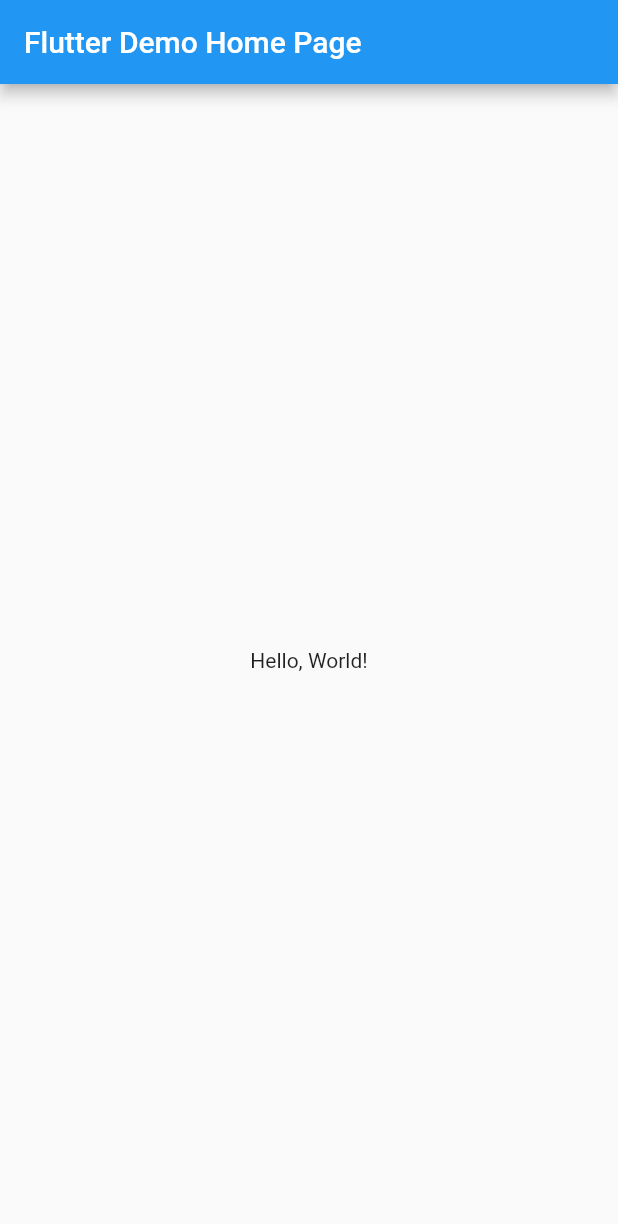
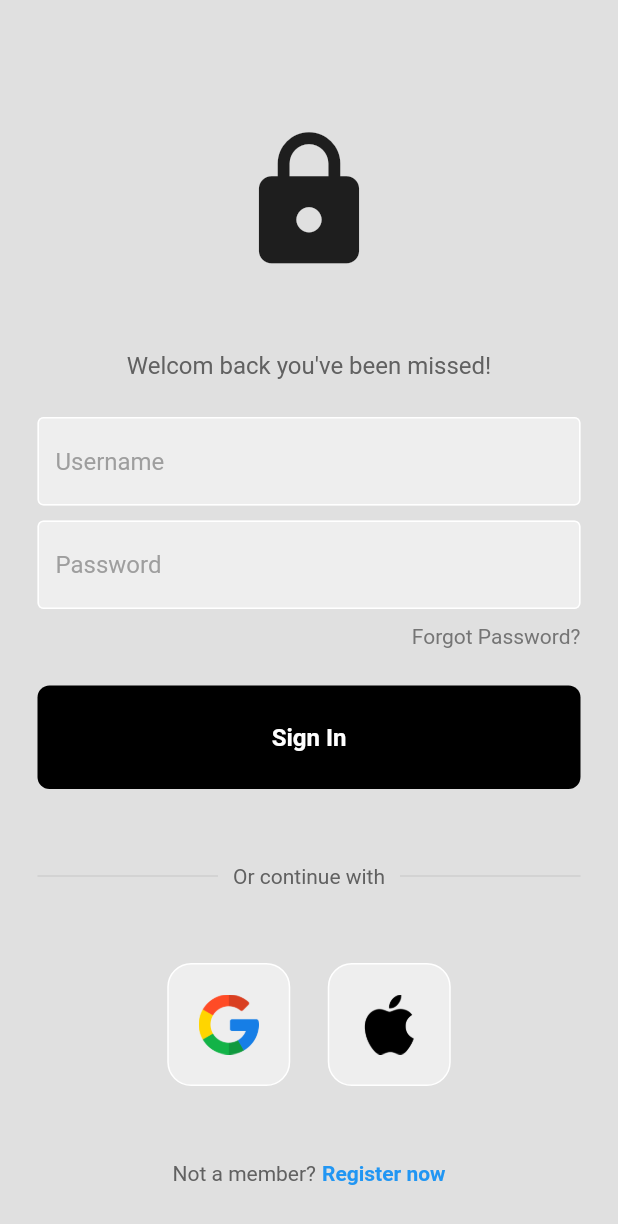
Before and after one commit to tsjeon/firebase_login_app, a Flutter app: the screen it shows after launch, on a phone screen of 412 x 824 dp. Shown: the top 1224 px of the screen. Run offline on Flutter 3.47's test engine with Material 2 defaults, Android fonts, the phone set to English and light mode, and no system bars.

Commit message:
first commit

```diff
--- /dev/null
+++ b/lib/components/my_button.dart
@@ -0,0 +1,32 @@
+import 'package:flutter/material.dart';
+
+class MyButton extends StatelessWidget {
+  final Function()? onTap;
+
+  const MyButton({super.key, required this.onTap});
+
+  @override
+  Widget build(BuildContext context) {
+    return GestureDetector(
+      // onTap: ,
+      child: Container(
+        padding: const EdgeInsets.all(25),
+        margin: const EdgeInsets.symmetric(horizontal: 25),
+        decoration: BoxDecoration(
+          color: Colors.black,
+          borderRadius: BorderRadius.circular(8),
+        ),
+        child: const Center(
+          child: Text(
+            "Sign In",
+            style: TextStyle(
+              color: Colors.white,
+              fontWeight: FontWeight.bold,
+              fontSize: 16,
+            ),
+          ),
+        ),
+      ),
+    );
+  }
+}
--- /dev/null
+++ b/lib/components/my_textfield.dart
@@ -0,0 +1,43 @@
+import 'package:flutter/material.dart';
+
+class MyTextField extends StatelessWidget {
+  final controller;
+  final String hintText;
+  final bool obscureText;
+
+  const MyTextField({
+    super.key,
+    required this.controller,
+    required this.hintText,
+    required this.obscureText,
+  });
+
+  @override
+  Widget build(BuildContext context) {
+    return Padding(
+      padding: const EdgeInsets.symmetric(horizontal: 25.0),
+      child: TextField(
+        controller: controller,
+        obscureText: obscureText,
+        decoration: InputDecoration(
+          enabledBorder: const OutlineInputBorder(
+            borderSide: BorderSide(
+              color: Colors.white,
+            ),
+          ),
+          focusedBorder: OutlineInputBorder(
+            borderSide: BorderSide(
+              color: Colors.grey.shade300,
+            ),
+          ),
+          fillColor: Colors.grey.shade200,
+          filled: true,
+          hintText: hintText,
+          hintStyle: TextStyle(
+            color: Colors.grey[500],
+          ),
+        ),
+      ),
+    );
+  }
+}
--- /dev/null
+++ b/lib/components/square_tile.dart
@@ -0,0 +1,25 @@
+import 'package:flutter/material.dart';
+
+class SquareTile extends StatelessWidget {
+  final String imagePath;
+  const SquareTile({
+    super.key,
+    required this.imagePath,
+  });
+
+  @override
+  Widget build(BuildContext context) {
+    return Container(
+      padding: EdgeInsets.all(20),
+      decoration: BoxDecoration(
+        border: Border.all(color: Colors.white),
+        borderRadius: BorderRadius.circular(16),
+        color: Colors.grey[200],
+      ),
+      child: Image.asset(
+        imagePath,
+        height: 40,
+      ),
+    );
+  }
+}
--- a/lib/main.dart
+++ b/lib/main.dart
@@ -1,42 +1,18 @@
 import 'package:flutter/material.dart';
+import 'package:flutterexample/pages/login_page.dart';
 
-void main() => runApp(MyApp());
+void main() {
+  runApp(const MyApp());
+}
 
 class MyApp extends StatelessWidget {
   const MyApp({super.key});
-  // This widget is the root of your application.
+
   @override
   Widget build(BuildContext context) {
     return MaterialApp(
-      // Application name
-      title: 'Flutter Hello World',
-      // Application theme data, you can set the colors for the application as
-      // you want
-      theme: ThemeData(
-        primarySwatch: Colors.blue,
-      ),
-      // A widget which will be started on application startup
-      home: MyHomePage(title: 'Flutter Demo Home Page'),
+      debugShowCheckedModeBanner: false,
+      home: LoginPage(),
     );
   }
 }
-
-class MyHomePage extends StatelessWidget {
-  final String title;
-  const MyHomePage({super.key, required this.title});
-
-  @override
-  Widget build(BuildContext context) {
-    return Scaffold(
-      appBar: AppBar(
-        // The title text which will be shown on the action bar
-        title: Text(title),
-      ),
-      body: Center(
-        child: Text(
-          'Hello, World!',
-        ),
-      ),
-    );
-  }
-}
--- /dev/null
+++ b/lib/pages/login_page.dart
@@ -0,0 +1,153 @@
+// import 'dart:html';
+import 'package:flutter/material.dart';
+import 'package:flutterexample/components/my_button.dart';
+import 'package:flutterexample/components/my_textfield.dart';
+import 'package:flutterexample/components/square_tile.dart';
+
+class LoginPage extends StatelessWidget {
+  LoginPage({super.key});
+
+  final usernameController = TextEditingController();
+  final passwordController = TextEditingController();
+
+  //sign user in method
+  void signUserIn() {}
+
+  @override
+  Widget build(BuildContext context) {
+    return Scaffold(
+      backgroundColor: Colors.grey[300],
+      body: SafeArea(
+        child: Center(
+          child: Column(
+            mainAxisAlignment: MainAxisAlignment.center,
+            children: [
+              const SizedBox(height: 50),
+
+              // logo
+              const Icon(
+                Icons.lock,
+                size: 100,
+              ),
+
+              const SizedBox(height: 50),
+
+              Text(
+                'Welcom back you\'ve been missed!',
+                style: TextStyle(
+                  color: Colors.grey[700],
+                  fontSize: 16,
+                ),
+              ),
+
+              const SizedBox(height: 25),
+
+              // username textfield
+              MyTextField(
+                controller: usernameController,
+                hintText: 'Username',
+                obscureText: false,
+              ),
+
+              const SizedBox(height: 10),
+
+              // password textfield
+              MyTextField(
+                controller: passwordController,
+                hintText: 'Password',
+                obscureText: true,
+              ),
+
+              const SizedBox(height: 10),
+
+              // forgot password?
+              Padding(
+                padding: const EdgeInsets.symmetric(horizontal: 25.0),
+                child: Row(
+                  mainAxisAlignment: MainAxisAlignment.end,
+                  children: [
+                    Text(
+                      'Forgot Password?',
+                      style: TextStyle(color: Colors.grey[600]),
+                    ),
+                  ],
+                ),
+              ),
+              const SizedBox(height: 25),
+
+              MyButton(
+                onTap: signUserIn,
+              ),
+
+              const SizedBox(height: 50),
+
+              // or continue with
+              Padding(
+                padding: const EdgeInsets.symmetric(horizontal: 25.0),
+                child: Row(
+                  children: [
+                    Expanded(
+                      child: Divider(
+                        thickness: 0.5,
+                        color: Colors.grey[400],
+                      ),
+                    ),
+                    Padding(
+                      padding: const EdgeInsets.symmetric(horizontal: 10.0),
+                      child: Text(
+                        'Or continue with',
+                        style: TextStyle(color: Colors.grey[700]),
+                      ),
+                    ),
+                    Expanded(
+                      child: Divider(
+                        thickness: 0.5,
+                        color: Colors.grey[400],
+                      ),
+                    ),
+                  ],
+                ),
+              ),
+
+              const SizedBox(height: 50),
+
+              // google + apple sign in buttons
+              Row(
+                mainAxisAlignment: MainAxisAlignment.center,
+                children: [
+                  // google button
+                  SquareTile(imagePath: 'assets/images/google.png'),
+
+                  SizedBox(width: 25),
+
+                  // apple button
+                  SquareTile(imagePath: 'assets/images/apple.png'),
+                ],
+              ),
+              const SizedBox(height: 50),
+
+              // not a member? register now
+              Row(
+                mainAxisAlignment: MainAxisAlignment.center,
+                children: [
+                  Text(
+                    'Not a member?',
+                    style: TextStyle(
+                      color: Colors.grey[700],
+                    ),
+                  ),
+                  const SizedBox(width: 4),
+                  Text(
+                    'Register now',
+                    style: TextStyle(
+                        color: Colors.blue, fontWeight: FontWeight.bold),
+                  ),
+                ],
+              ),
+            ],
+          ),
+        ),
+      ),
+    );
+  }
+}
--- a/pubspec.yaml
+++ b/pubspec.yaml
@@ -43,9 +43,9 @@ flutter:
   uses-material-design: true
 
   # To add assets to your application, add an assets section, like this:
-  # assets:
-  #  - images/a_dot_burr.jpeg
-  #  - images/a_dot_ham.jpeg
+  assets:
+    # - assets/images/google.png
+    - assets/images/
 
   # An image asset can refer to one or more resolution-specific "variants", see
   # https://flutter.dev/assets-and-images/#resolution-aware.
```
Also changed, not shown: assets/images/apple.png (added), assets/images/google.png (added).
